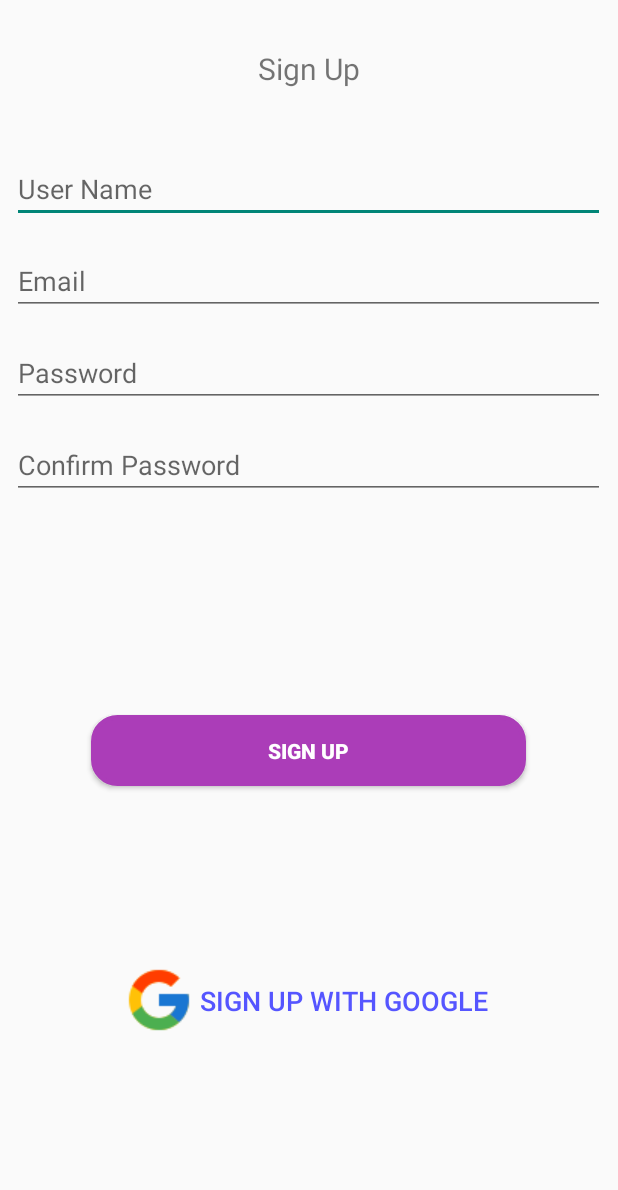
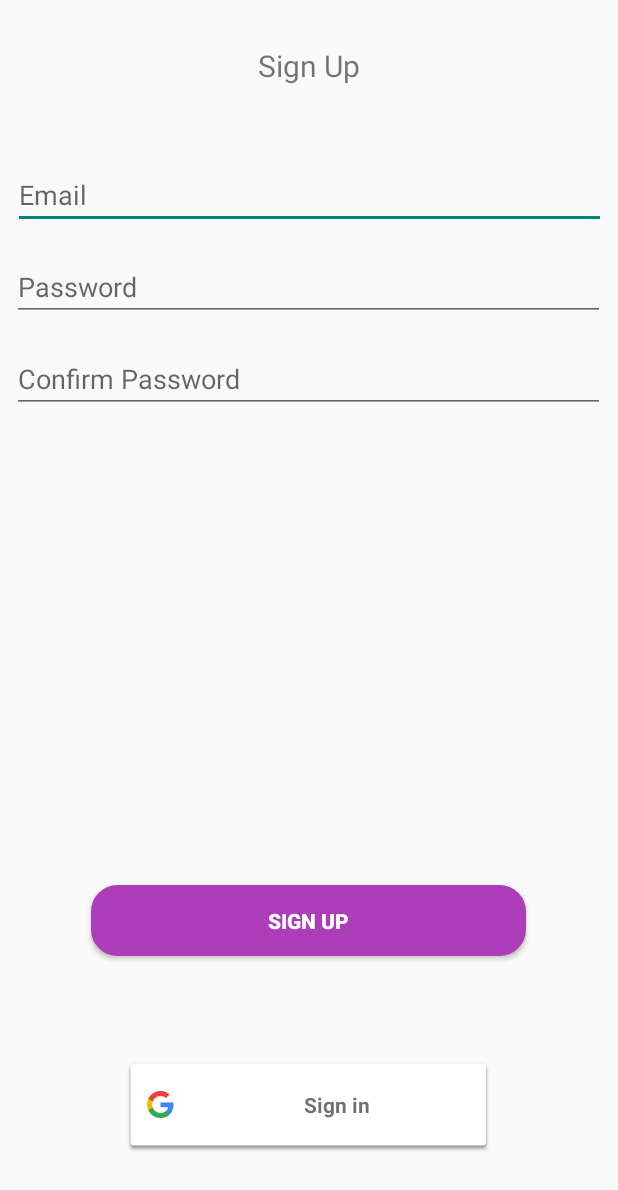
Before and after one commit to MattLack/InstantStore, an Android app: the SignUpActivity screen opened directly, with no data from a screen before it, on a phone screen of 412 x 824 dp. Shown: the top 1190 px of the screen. Run offline under Robolectric (Android 15) with nearby library versions, the phone set to English and light mode, and no system bars; our stand-ins replace Firebase (no records; nobody signed in at launch, a user with empty details on screens opened directly).

Commit message:
sign up implemented

```diff
--- a/app/src/main/java/ufrpe/mobile/instantstore/LoginActivity.kt
+++ b/app/src/main/java/ufrpe/mobile/instantstore/LoginActivity.kt
@@ -1,8 +1,6 @@
 package ufrpe.mobile.instantstore
 
-import android.content.Context
 import android.content.Intent
-import android.os.AsyncTask
 import android.support.v7.app.AppCompatActivity
 import android.os.Bundle
 import android.util.Log
@@ -24,7 +22,6 @@ class LoginActivity : AppCompatActivity() {
 
     var mAuth: FirebaseAuth? = null
     var mAuthListener: FirebaseAuth.AuthStateListener? = null
-    private var idToken = "y0Qf8kJtSzjfQRf2qNUvPaQs"
     val RC_SIGN_IN: Int = 1
     lateinit var mGoogleSignInClient: GoogleSignInClient
     lateinit var mGoogleSignInOptions: GoogleSignInOptions
@@ -91,7 +88,6 @@ class LoginActivity : AppCompatActivity() {
         if (requestCode == RC_SIGN_IN) {
             val task = GoogleSignIn.getSignedInAccountFromIntent(data)
             handleResult(task)
-
         }
     }
 
--- a/app/src/main/java/ufrpe/mobile/instantstore/SignUpActivity.kt
+++ b/app/src/main/java/ufrpe/mobile/instantstore/SignUpActivity.kt
@@ -6,13 +6,26 @@ import android.support.v7.app.AppCompatActivity
 import android.os.Bundle
 import android.view.View
 import android.widget.Toast
+import com.google.android.gms.auth.api.signin.GoogleSignIn
+import com.google.android.gms.auth.api.signin.GoogleSignInAccount
+import com.google.android.gms.auth.api.signin.GoogleSignInClient
+import com.google.android.gms.auth.api.signin.GoogleSignInOptions
+import com.google.android.gms.common.SignInButton
+import com.google.android.gms.common.api.ApiException
+import com.google.android.gms.tasks.Task
 import com.google.firebase.auth.FirebaseAuth
+import com.google.firebase.auth.GoogleAuthProvider
+import kotlinx.android.synthetic.main.activity_sign_up.*
+import ufrpe.mobile.instantstore.fragment.FragmentHome
 
 
 class SignUpActivity : AppCompatActivity() {
 
     var mAuth: FirebaseAuth? = null
     var mAuthListener: FirebaseAuth.AuthStateListener? = null
+    val RC_SIGN_IN: Int = 1
+    lateinit var mGoogleSignInClient: GoogleSignInClient
+    lateinit var mGoogleSignInOptions: GoogleSignInOptions
 
     override fun onCreate(savedInstanceState: Bundle?) {
         super.onCreate(savedInstanceState)
@@ -20,23 +33,70 @@ class SignUpActivity : AppCompatActivity() {
 
         mAuth = FirebaseAuth.getInstance()
         mAuthListener = FirebaseAuth.AuthStateListener {  }
+
+        mGoogleSignInOptions = GoogleSignInOptions.Builder(GoogleSignInOptions.DEFAULT_SIGN_IN)
+            .requestIdToken(getString(R.string.default_web_client_id))
+            .requestEmail()
+            .build()
+
+        mGoogleSignInClient = GoogleSignIn.getClient(this,mGoogleSignInOptions)
+
+        val signbtnGoogle = findViewById<View>(R.id.btncadastr) as SignInButton
+        signbtnGoogle.setOnClickListener {
+                view: View? -> signUPGoogle()
         }
 
-    fun goToMainScreenActvity(view : View){
-        val intent = Intent(applicationContext,MainScreenActivity::class.java)
-        // intent.putExtra("input",editText.text.toString())
-        startActivity(intent)
     }
 
-/*
+    private fun signUPGoogle() {
+        val signInIntent: Intent = mGoogleSignInClient.signInIntent
+        startActivityForResult(signInIntent, RC_SIGN_IN)
+    }
+
+    public override fun onActivityResult(requestCode: Int, resultCode: Int, data: Intent?) {
+        super.onActivityResult(requestCode, resultCode, data)
+        // Result returned from launching the Intent from GoogleSignInApi.getSignInIntent(...);
+        if (requestCode == RC_SIGN_IN) {
+            val task = GoogleSignIn.getSignedInAccountFromIntent(data)
+            handleResult(task)
+        }
+    }
+
+    private fun handleResult(completedTask: Task<GoogleSignInAccount>){
+        try {
+            // Google Sign In was successful, authenticate with Firebase
+            val account = completedTask.getResult(ApiException::class.java)
+            firebaseAuthWithGoogle(account!!)
+        } catch (e: ApiException) {
+            // Google Sign In failed, update UI appropriately
+            Toast.makeText(this, "Google sign up failed:(", Toast.LENGTH_LONG).show()
+        }
+    }
+
+    private fun firebaseAuthWithGoogle(acct: GoogleSignInAccount) {
+        val credential = GoogleAuthProvider.getCredential(acct.idToken, null)
+        mAuth?.signInWithCredential(credential)?.addOnCompleteListener {
+            if (it.isSuccessful) {
+                startActivity(FragmentHome.getLaunchIntent(this))
+            } else {
+                Toast.makeText(this, "Google sign up failed:(", Toast.LENGTH_LONG).show()
+            }
+        }
+    }
+
+
     fun signUp(view : View) {
 
-        mAuth!!.createUserWithEmailAndPassword(emailText.text.toString(),passwordText.text.toString())
+        if(txtemail.text.toString() != null && txtemail.text.toString() != ""
+            && txtpass.text.toString() != null && txtpass.text.toString() != "" ){
+
+            if(txtpass.text.toString() == txtconfirmpass.text.toString()){
+                mAuth!!.createUserWithEmailAndPassword(txtemail.text.toString(),txtpass.text.toString())
 
                     .addOnCompleteListener { task ->
                         if (task.isSuccessful) {
                             Toast.makeText(applicationContext,"User Created", Toast.LENGTH_LONG).show()
-                    val intent = Intent(applicationContext, ListActivity::class.java)
+                            val intent = Intent(applicationContext, MainScreenActivity::class.java)
                             startActivity(intent)
                         }
                     }
@@ -46,7 +106,24 @@ class SignUpActivity : AppCompatActivity() {
                             Toast.makeText(applicationContext,exception.localizedMessage, Toast.LENGTH_LONG).show()
                         }
                     }
+            }else{
+                Toast.makeText(applicationContext,"Password not match", Toast.LENGTH_LONG).show()
+            }
 
+        }else{
+            Toast.makeText(applicationContext,"Insert correctly inputs", Toast.LENGTH_LONG).show()
+        }
+
+
+
+    }
+
+
+    /*
+    fun goToMainScreenActvity(view : View){
+        val intent = Intent(applicationContext,MainScreenActivity::class.java)
+        // intent.putExtra("input",editText.text.toString())
+        startActivity(intent)
     }*/
 
 }
--- a/app/src/main/res/layout-land/activity_login.xml
+++ b/app/src/main/res/layout-land/activity_login.xml
@@ -35,7 +35,7 @@
             android:text="@string/btnlogin"
             android:layout_width="232dp"
             android:layout_height="47dp"
-            android:id="@+id/btn_photoform"
+            android:id="@+id/btn_signup"
             android:textStyle="bold"
             android:textColor="#ffffff"
             android:background="@drawable/buttonshapecollor"
@@ -62,7 +62,7 @@
             app:layout_constraintEnd_toEndOf="parent"
             android:layout_marginTop="8dp"
             app:layout_constraintTop_toBottomOf="@+id/txtpass" app:layout_constraintVertical_bias="0.56"
-            app:layout_constraintStart_toEndOf="@+id/btn_photoform" android:layout_marginStart="8dp"/>
+            app:layout_constraintStart_toEndOf="@+id/btn_signup" android:layout_marginStart="8dp"/>
     <ImageView
             android:layout_width="141dp"
             android:layout_height="125dp"
--- a/app/src/main/res/layout-land/activity_sign_up.xml
+++ b/app/src/main/res/layout-land/activity_sign_up.xml
@@ -65,7 +65,7 @@
             android:text="@string/tvsign_up"
             android:layout_width="174dp"
             android:layout_height="43dp"
-            android:id="@+id/btn_photoform"
+            android:id="@+id/btn_signup"
             android:textStyle="bold"
             android:textColor="#ffffff"
             android:background="@drawable/buttonshapecollor"
@@ -86,7 +86,7 @@
             android:textSize="18sp"
             android:onClick="goToMainScreenActvity"
             android:layout_marginEnd="8dp"
-            app:layout_constraintEnd_toEndOf="parent" app:layout_constraintStart_toEndOf="@+id/btn_photoform"
+            app:layout_constraintEnd_toEndOf="parent" app:layout_constraintStart_toEndOf="@+id/btn_signup"
             android:layout_marginStart="8dp" android:layout_marginBottom="8dp"
             app:layout_constraintBottom_toBottomOf="parent" android:layout_marginTop="8dp"
             app:layout_constraintTop_toBottomOf="@+id/txtconfirmpass"/>
--- a/app/src/main/res/layout-sw600dp-land/activity_login.xml
+++ b/app/src/main/res/layout-sw600dp-land/activity_login.xml
@@ -38,7 +38,7 @@
             android:text="@string/btnlogin"
             android:layout_width="232dp"
             android:layout_height="62dp"
-            android:id="@+id/btn_photoform"
+            android:id="@+id/btn_signup"
             android:textStyle="bold"
             android:textColor="#ffffff"
             android:textSize="30sp"
@@ -66,7 +66,7 @@
             app:layout_constraintEnd_toEndOf="parent"
             android:layout_marginTop="8dp"
             app:layout_constraintTop_toBottomOf="@+id/txtpass" app:layout_constraintVertical_bias="0.539"
-            app:layout_constraintStart_toEndOf="@+id/btn_photoform" android:layout_marginStart="8dp"/>
+            app:layout_constraintStart_toEndOf="@+id/btn_signup" android:layout_marginStart="8dp"/>
     <ImageView
             android:layout_width="184dp"
             android:layout_height="186dp"
--- a/app/src/main/res/layout-sw600dp-land/activity_sign_up.xml
+++ b/app/src/main/res/layout-sw600dp-land/activity_sign_up.xml
@@ -69,7 +69,7 @@
             android:text="@string/tvsign_up"
             android:layout_width="195dp"
             android:layout_height="55dp"
-            android:id="@+id/btn_photoform"
+            android:id="@+id/btn_signup"
             android:textStyle="bold"
             android:textColor="#ffffff"
             android:textSize="20sp"
@@ -95,7 +95,7 @@
             app:layout_constraintTop_toBottomOf="@+id/txtconfirmpass" android:layout_marginEnd="8dp"
             app:layout_constraintEnd_toEndOf="parent" android:layout_marginBottom="8dp"
             app:layout_constraintBottom_toBottomOf="parent" app:layout_constraintVertical_bias="0.062"
-            app:layout_constraintStart_toEndOf="@+id/btn_photoform" android:layout_marginStart="8dp"/>
+            app:layout_constraintStart_toEndOf="@+id/btn_signup" android:layout_marginStart="8dp"/>
     <ImageView
             android:src="@drawable/ic_account_circle_200dp"
             android:layout_width="wrap_content"
--- a/app/src/main/res/layout-sw600dp/activity_login.xml
+++ b/app/src/main/res/layout-sw600dp/activity_login.xml
@@ -43,12 +43,12 @@
             app:layout_constraintStart_toStartOf="parent" android:layout_marginStart="8dp"
             app:layout_constraintHorizontal_bias="0.0"
             android:layout_marginTop="8dp" app:layout_constraintTop_toBottomOf="@+id/txtemail"
-            android:layout_marginBottom="8dp" app:layout_constraintBottom_toTopOf="@+id/btn_photoform"/>
+            android:layout_marginBottom="8dp" app:layout_constraintBottom_toTopOf="@+id/btn_signup"/>
     <Button
             android:text="@string/btnlogin"
             android:layout_width="275dp"
             android:layout_height="76dp"
-            android:id="@+id/btn_photoform"
+            android:id="@+id/btn_signup"
             android:textStyle="bold"
             android:textColor="#ffffff"
             android:background="@drawable/buttonshapecollor"
@@ -77,7 +77,7 @@
             android:layout_marginEnd="8dp"
             app:layout_constraintEnd_toEndOf="parent"
             android:layout_marginStart="8dp" app:layout_constraintStart_toStartOf="parent"
-            android:layout_marginTop="46dp" app:layout_constraintTop_toBottomOf="@+id/btn_photoform"/>
+            android:layout_marginTop="46dp" app:layout_constraintTop_toBottomOf="@+id/btn_signup"/>
     <TextView
             android:layout_width="wrap_content"
             android:layout_height="wrap_content"
--- a/app/src/main/res/layout-sw600dp/activity_sign_up.xml
+++ b/app/src/main/res/layout-sw600dp/activity_sign_up.xml
@@ -50,7 +50,7 @@
             app:layout_constraintTop_toBottomOf="@+id/txtpass" app:layout_constraintStart_toStartOf="parent"
             android:layout_marginStart="8dp" app:layout_constraintEnd_toEndOf="parent" android:layout_marginEnd="8dp"
             app:layout_constraintHorizontal_bias="0.0" android:layout_marginBottom="24dp"
-            app:layout_constraintBottom_toTopOf="@+id/btn_photoform"/>
+            app:layout_constraintBottom_toTopOf="@+id/btn_signup"/>
     <EditText
             android:layout_width="0dp"
             android:layout_height="80dp"
@@ -70,7 +70,7 @@
             android:text="@string/tvsign_up"
             android:layout_width="272dp"
             android:layout_height="67dp"
-            android:id="@+id/btn_photoform"
+            android:id="@+id/btn_signup"
             android:textStyle="bold"
             android:textColor="#ffffff"
             android:textSize="30sp"
@@ -94,7 +94,7 @@
             app:layout_constraintEnd_toEndOf="parent"
             android:layout_marginEnd="8dp" app:layout_constraintStart_toStartOf="parent"
             android:layout_marginStart="8dp" android:layout_marginTop="8dp"
-            app:layout_constraintTop_toBottomOf="@+id/btn_photoform" app:layout_constraintHorizontal_bias="0.492"
+            app:layout_constraintTop_toBottomOf="@+id/btn_signup" app:layout_constraintHorizontal_bias="0.492"
             android:layout_marginBottom="16dp" app:layout_constraintBottom_toBottomOf="parent"
             app:layout_constraintVertical_bias="0.447"/>
     <TextView
--- a/app/src/main/res/layout-sw720dp-land/activity_login.xml
+++ b/app/src/main/res/layout-sw720dp-land/activity_login.xml
@@ -38,7 +38,7 @@
             android:text="@string/btnlogin"
             android:layout_width="232dp"
             android:layout_height="62dp"
-            android:id="@+id/btn_photoform"
+            android:id="@+id/btn_signup"
             android:textStyle="bold"
             android:textColor="#ffffff"
             android:textSize="30sp"
@@ -66,7 +66,7 @@
             app:layout_constraintEnd_toEndOf="parent"
             android:layout_marginTop="8dp"
             app:layout_constraintTop_toBottomOf="@+id/txtpass" app:layout_constraintVertical_bias="0.539"
-            app:layout_constraintStart_toEndOf="@+id/btn_photoform" android:layout_marginStart="8dp"/>
+            app:layout_constraintStart_toEndOf="@+id/btn_signup" android:layout_marginStart="8dp"/>
     <ImageView
             android:layout_width="217dp"
             android:layout_height="220dp"
--- a/app/src/main/res/layout-sw720dp-land/activity_sign_up.xml
+++ b/app/src/main/res/layout-sw720dp-land/activity_sign_up.xml
@@ -68,7 +68,7 @@
             android:text="@string/tvsign_up"
             android:layout_width="195dp"
             android:layout_height="55dp"
-            android:id="@+id/btn_photoform"
+            android:id="@+id/btn_signup"
             android:textStyle="bold"
             android:textColor="#ffffff"
             android:textSize="20sp"
@@ -94,7 +94,7 @@
             app:layout_constraintTop_toBottomOf="@+id/txtconfirmpass" android:layout_marginEnd="8dp"
             app:layout_constraintEnd_toEndOf="parent" android:layout_marginBottom="8dp"
             app:layout_constraintBottom_toBottomOf="parent" app:layout_constraintVertical_bias="0.581"
-            app:layout_constraintStart_toEndOf="@+id/btn_photoform" android:layout_marginStart="8dp"/>
+            app:layout_constraintStart_toEndOf="@+id/btn_signup" android:layout_marginStart="8dp"/>
     <ImageView
             android:src="@drawable/ic_account_circle_200dp"
             android:layout_width="286dp"
--- a/app/src/main/res/layout-sw720dp/activity_login.xml
+++ b/app/src/main/res/layout-sw720dp/activity_login.xml
@@ -43,12 +43,12 @@
             app:layout_constraintStart_toStartOf="parent" android:layout_marginStart="8dp"
             app:layout_constraintHorizontal_bias="1.0"
             android:layout_marginTop="40dp" app:layout_constraintTop_toBottomOf="@+id/txtemail"
-            android:layout_marginBottom="8dp" app:layout_constraintBottom_toTopOf="@+id/btn_photoform"/>
+            android:layout_marginBottom="8dp" app:layout_constraintBottom_toTopOf="@+id/btn_signup"/>
     <Button
             android:text="@string/btnlogin"
             android:layout_width="290dp"
             android:layout_height="88dp"
-            android:id="@+id/btn_photoform"
+            android:id="@+id/btn_signup"
             android:textStyle="bold"
             android:textSize="30sp"
             android:textColor="#ffffff"
@@ -74,7 +74,7 @@
             app:layout_constraintBottom_toBottomOf="parent"
             android:layout_marginEnd="8dp"
             app:layout_constraintEnd_toEndOf="parent"
-            android:layout_marginTop="8dp" app:layout_constraintTop_toBottomOf="@+id/btn_photoform"
+            android:layout_marginTop="8dp" app:layout_constraintTop_toBottomOf="@+id/btn_signup"
             app:layout_constraintVertical_bias="0.363"
             android:layout_marginStart="8dp" app:layout_constraintStart_toStartOf="parent"
     />
--- a/app/src/main/res/layout-sw720dp/activity_sign_up.xml
+++ b/app/src/main/res/layout-sw720dp/activity_sign_up.xml
@@ -50,7 +50,7 @@
             app:layout_constraintTop_toBottomOf="@+id/txtpass" app:layout_constraintStart_toStartOf="parent"
             android:layout_marginStart="8dp" app:layout_constraintEnd_toEndOf="parent" android:layout_marginEnd="8dp"
             app:layout_constraintHorizontal_bias="0.0" android:layout_marginBottom="32dp"
-            app:layout_constraintBottom_toTopOf="@+id/btn_photoform"/>
+            app:layout_constraintBottom_toTopOf="@+id/btn_signup"/>
     <EditText
             android:layout_width="0dp"
             android:layout_height="80dp"
@@ -70,7 +70,7 @@
             android:text="@string/tvsign_up"
             android:layout_width="272dp"
             android:layout_height="67dp"
-            android:id="@+id/btn_photoform"
+            android:id="@+id/btn_signup"
             android:textStyle="bold"
             android:textColor="#ffffff"
             android:textSize="30sp"
@@ -94,7 +94,7 @@
             app:layout_constraintEnd_toEndOf="parent"
             android:layout_marginEnd="8dp" app:layout_constraintStart_toStartOf="parent"
             android:layout_marginStart="8dp" android:layout_marginTop="8dp"
-            app:layout_constraintTop_toBottomOf="@+id/btn_photoform" app:layout_constraintHorizontal_bias="0.501"
+            app:layout_constraintTop_toBottomOf="@+id/btn_signup" app:layout_constraintHorizontal_bias="0.501"
             android:layout_marginBottom="8dp" app:layout_constraintBottom_toBottomOf="parent"
             app:layout_constraintVertical_bias="0.447"/>
     <TextView
--- a/app/src/main/res/layout/activity_login.xml
+++ b/app/src/main/res/layout/activity_login.xml
@@ -48,7 +48,7 @@
             android:text="@string/btnlogin"
             android:layout_width="290dp"
             android:layout_height="47dp"
-            android:id="@+id/btn_photoform"
+            android:id="@+id/btn_signup"
             android:textStyle="bold"
             android:textColor="#ffffff"
             android:background="@drawable/buttonshapecollor"
@@ -70,7 +70,7 @@
             app:layout_constraintBottom_toBottomOf="parent"
             android:layout_marginEnd="8dp"
             app:layout_constraintEnd_toEndOf="parent"
-            android:layout_marginTop="8dp" app:layout_constraintTop_toBottomOf="@+id/btn_photoform"
+            android:layout_marginTop="8dp" app:layout_constraintTop_toBottomOf="@+id/btn_signup"
             app:layout_constraintVertical_bias="0.481"
             android:layout_marginStart="8dp" app:layout_constraintStart_toStartOf="parent"
     />
--- a/app/src/main/res/layout/activity_sign_up.xml
+++ b/app/src/main/res/layout/activity_sign_up.xml
@@ -13,25 +13,13 @@
             android:layout_height="wrap_content"
             android:inputType="textEmailAddress"
             android:ems="10"
-            android:id="@+id/txtusername"
-            android:hint="@string/tvusername"
-            tools:ignore="MissingConstraints"
-            app:layout_constraintEnd_toEndOf="parent"
-            android:layout_marginEnd="8dp" app:layout_constraintStart_toStartOf="parent"
-            android:layout_marginStart="8dp" android:layout_marginTop="44dp"
-            app:layout_constraintTop_toBottomOf="@+id/textView" app:layout_constraintHorizontal_bias="0.0"/>
-    <EditText
-            android:layout_width="395dp"
-            android:layout_height="wrap_content"
-            android:inputType="textEmailAddress"
-            android:ems="10"
             android:id="@+id/txtemail"
             android:hint="@string/txtHintEmail"
             tools:ignore="MissingConstraints"
             app:layout_constraintEnd_toEndOf="parent" android:layout_marginEnd="8dp"
             app:layout_constraintStart_toStartOf="parent" android:layout_marginStart="8dp"
-            android:layout_marginTop="16dp" app:layout_constraintTop_toBottomOf="@+id/txtusername"
-            app:layout_constraintHorizontal_bias="0.0"/>
+            app:layout_constraintHorizontal_bias="1.0" android:layout_marginTop="50dp"
+            app:layout_constraintTop_toBottomOf="@+id/textView"/>
     <EditText
             android:layout_width="395dp"
             android:layout_height="wrap_content"
@@ -61,16 +49,18 @@
             android:text="@string/tvsign_up"
             android:layout_width="290dp"
             android:layout_height="47dp"
-            android:id="@+id/btn_photoform"
+            android:id="@+id/btn_signup"
             android:textStyle="bold"
             android:textColor="#ffffff"
             android:background="@drawable/buttonshapecollor"
-            android:onClick="goToMainScreenActvity"
+            android:onClick="signUp"
             app:layout_constraintEnd_toEndOf="parent"
-            android:layout_marginEnd="61dp" app:layout_constraintStart_toStartOf="parent"
-            android:layout_marginStart="61dp" android:layout_marginTop="144dp"
-            app:layout_constraintTop_toBottomOf="@+id/txtconfirmpass" app:layout_constraintHorizontal_bias="1.0"/>
-    <Button
+            android:layout_marginEnd="8dp" app:layout_constraintStart_toStartOf="parent"
+            android:layout_marginStart="8dp" android:layout_marginTop="8dp"
+            app:layout_constraintTop_toBottomOf="@+id/txtconfirmpass" app:layout_constraintHorizontal_bias="0.495"
+            android:layout_marginBottom="3dp" app:layout_constraintBottom_toTopOf="@+id/btncadastr"
+            app:layout_constraintVertical_bias="0.828"/>
+    <com.google.android.gms.common.SignInButton
             android:text="@string/btnsign_up_with_google"
             android:textColor="#5555ff"
             android:background="@null"
@@ -79,22 +69,22 @@
             android:id="@+id/btncadastr"
             android:drawableLeft="@drawable/icons8google48"
             android:textSize="18sp"
-            android:onClick="goToMainScreenActvity"
             app:layout_constraintEnd_toEndOf="parent"
-            android:layout_marginEnd="83dp" app:layout_constraintStart_toStartOf="parent"
-            android:layout_marginStart="82dp" android:layout_marginTop="36dp"
-            app:layout_constraintTop_toBottomOf="@+id/btn_photoform" app:layout_constraintHorizontal_bias="0.0"
-            android:layout_marginBottom="50dp" app:layout_constraintBottom_toBottomOf="parent"/>
+            android:layout_marginEnd="8dp" app:layout_constraintStart_toStartOf="parent"
+            android:layout_marginStart="8dp"
+            app:layout_constraintHorizontal_bias="0.496"
+            android:layout_marginBottom="56dp" app:layout_constraintBottom_toBottomOf="parent"/>
     <TextView
             android:layout_width="wrap_content"
             android:layout_height="wrap_content"
             android:id="@+id/textView"
             android:textSize="20dp"
             android:text="@string/tvsign_up"
-            android:layout_marginTop="32dp"
+            android:layout_marginTop="30dp"
             app:layout_constraintTop_toTopOf="parent" android:layout_marginEnd="8dp"
             app:layout_constraintEnd_toEndOf="parent" android:layout_marginStart="8dp"
-            app:layout_constraintStart_toStartOf="parent"/>
+            app:layout_constraintStart_toStartOf="parent" android:layout_marginBottom="8dp"
+            app:layout_constraintBottom_toTopOf="@+id/txtemail"/>
 
 
 </android.support.constraint.ConstraintLayout>
--- a/app/src/main/res/layout/photo_formulary.xml
+++ b/app/src/main/res/layout/photo_formulary.xml
@@ -12,7 +12,7 @@
             android:text="@string/btn_photoform"
             android:layout_width="290dp"
             android:layout_height="47dp"
-            android:id="@+id/btn_photoform"
+            android:id="@+id/btn_signup"
             android:textStyle="bold"
             android:textColor="#ffffff"
             android:background="@drawable/buttonshapecollor"
@@ -63,7 +63,7 @@
             android:id="@+id/txt_phoneform" app:layout_constraintEnd_toEndOf="parent"
             android:layout_marginEnd="8dp" app:layout_constraintStart_toStartOf="parent"
             android:layout_marginStart="8dp" android:layout_marginBottom="36dp"
-            app:layout_constraintBottom_toTopOf="@+id/btn_photoform" app:layout_constraintHorizontal_bias="0.0"/>
+            app:layout_constraintBottom_toTopOf="@+id/btn_signup" app:layout_constraintHorizontal_bias="0.0"/>
 
 
 </android.support.constraint.ConstraintLayout>
```
Lines whose indentation alone changed are shown as unchanged.
